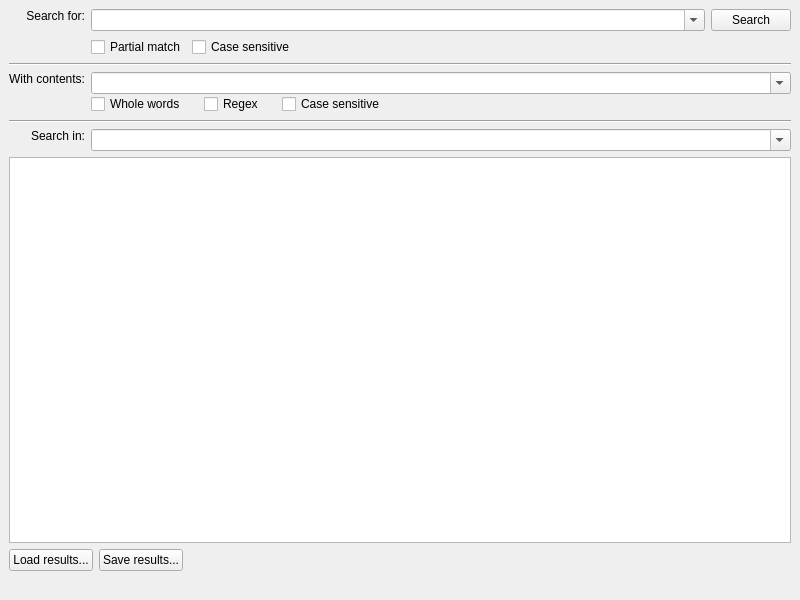
The window that qt-app/src/filessearchdialog/cfilessearchwindow.ui (VioletGiraffe/file-commander) describes before a commit, drawn with Qt 5.
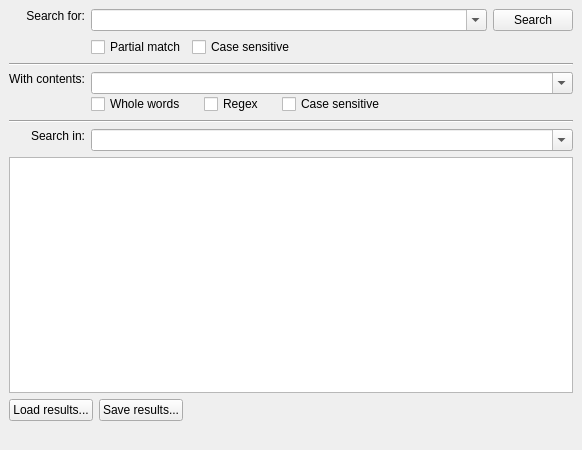
The same window after the commit. Custom widgets are drawn as their Qt base class.

Commit message: Search window UI fixed

The edit to the form file:
```diff
--- a/qt-app/src/filessearchdialog/cfilessearchwindow.ui
+++ b/qt-app/src/filessearchdialog/cfilessearchwindow.ui
@@ -6,14 +6,16 @@
    <rect>
     <x>0</x>
     <y>0</y>
-    <width>800</width>
-    <height>600</height>
+    <width>582</width>
+    <height>450</height>
    </rect>
   </property>
   <property name="windowTitle">
    <string>File search</string>
   </property>
   <widget class="QWidget" name="centralwidget">
+   <layout class="QVBoxLayout" name="verticalLayout">
+    <item>
    <layout class="QGridLayout" name="gridLayout_2">
     <item row="0" column="0">
      <widget class="QLabel" name="label">
@@ -209,14 +211,16 @@
       </property>
      </widget>
     </item>
-    <item row="5" column="0" colspan="2">
+     </layout>
+    </item>
+    <item>
      <widget class="QListWidget" name="resultsList">
       <property name="uniformItemSizes">
        <bool>true</bool>
       </property>
      </widget>
     </item>
-    <item row="6" column="0" colspan="2">
+    <item>
      <layout class="QHBoxLayout" name="horizontalLayout">
       <property name="spacing">
        <number>6</number>
@@ -250,7 +254,7 @@
       </item>
      </layout>
     </item>
-    <item row="7" column="0">
+    <item>
      <widget class="QLabel" name="progressLabel">
       <property name="text">
        <string notr="true"/>
```
Left out of the diff: 2 changed lines with no effect on the pictures. Lines whose indentation alone changed are shown as unchanged.
